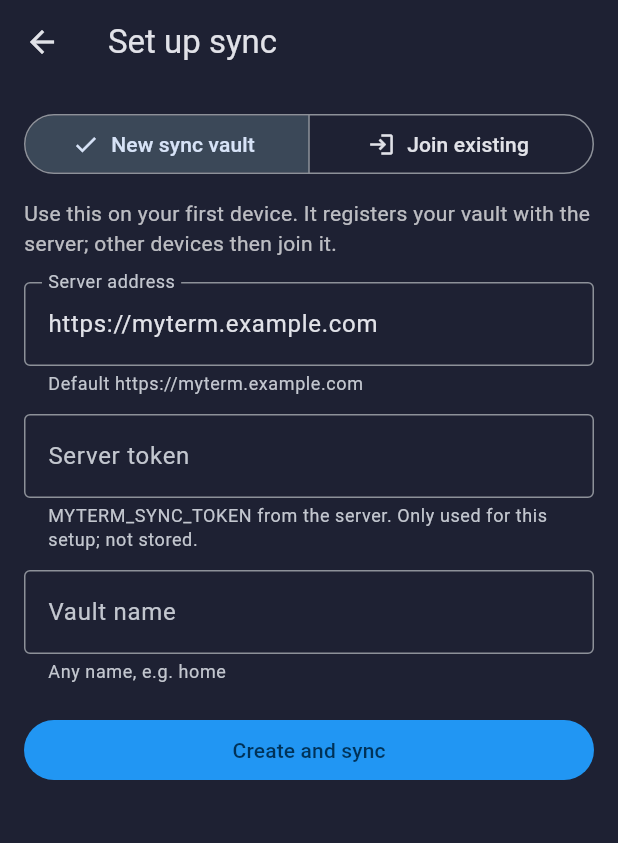
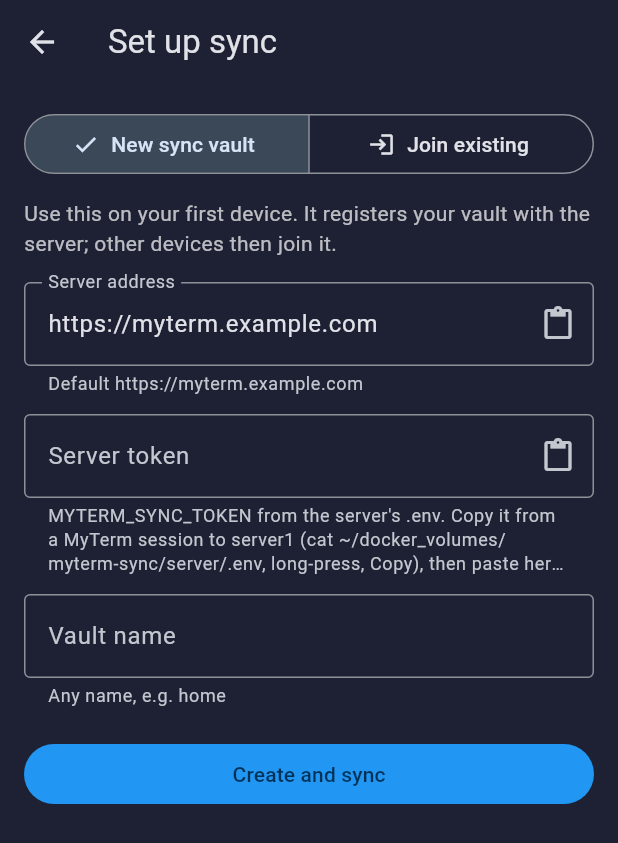
Before and after one commit to taedeen/Myterm, a Flutter app: the SyncSetupScreen screen opened directly with empty values, on a phone screen of 412 x 824 dp. Shown: the top 843 px of the screen. Run offline on Flutter 3.47's test engine with Material 3 defaults, Android fonts, the phone set to English and light mode, and no system bars; missing offline and left inert: flutter_rust_bridge, xterm.

Commit message:
Copy and paste: terminal selection Copy, session Paste, paste into Sync setup
- Terminal: long-press to select; a Copy button copies the selection.
- Session bar: Paste sends the clipboard (bracketed paste when the shell
  asks for it).
- Sync setup: paste buttons on the server address and token fields; a
  pasted 'MYTERM_SYNC_TOKEN=...' line is trimmed to the token.

```diff
--- a/apps/mobile/lib/src/screens/sync_screen.dart
+++ b/apps/mobile/lib/src/screens/sync_screen.dart
@@ -1,4 +1,5 @@
 import 'package:flutter/material.dart';
+import 'package:flutter/services.dart';
 
 import '../app_state.dart';
 import '../sync_service.dart';
@@ -113,6 +114,19 @@ class _SyncSetupScreenState extends State<SyncSetupScreen> {
     super.dispose();
   }
 
+  /// A paste button for a field: fills it from the clipboard (trimmed).
+  Widget _pasteInto(TextEditingController c) => IconButton(
+        tooltip: 'Paste',
+        icon: const Icon(Icons.content_paste),
+        onPressed: () async {
+          final t = (await Clipboard.getData(Clipboard.kTextPlain))?.text?.trim();
+          if (t == null || t.isEmpty) return;
+          // Accept a whole .env line too: MYTERM_SYNC_TOKEN=abc… -> abc…
+          c.text = t.startsWith('MYTERM_SYNC_TOKEN=') ? t.substring('MYTERM_SYNC_TOKEN='.length) : t;
+          setState(() {});
+        },
+      );
+
   Future<void> _go() async {
     setState(() {
       _busy = true;
@@ -166,7 +180,7 @@ class _SyncSetupScreenState extends State<SyncSetupScreen> {
           controller: _url,
           keyboardType: TextInputType.url,
           autocorrect: false,
-          decoration: dec('Server address', 'Default ${SyncService.defaultUrl}'),
+          decoration: dec('Server address', 'Default ${SyncService.defaultUrl}').copyWith(suffixIcon: _pasteInto(_url)),
         ),
         const SizedBox(height: 12),
         TextField(
@@ -174,7 +188,12 @@ class _SyncSetupScreenState extends State<SyncSetupScreen> {
           obscureText: true,
           autocorrect: false,
           enableSuggestions: false,
-          decoration: dec('Server token', 'MYTERM_SYNC_TOKEN from the server. Only used for this setup; not stored.'),
+          decoration: dec(
+            'Server token',
+            'MYTERM_SYNC_TOKEN from the server\'s .env. Copy it from a MyTerm session to server1 '
+                '(cat ~/docker_volumes/myterm-sync/server/.env, long-press, Copy), then paste here. '
+                'Only used for this setup; not stored.',
+          ).copyWith(suffixIcon: _pasteInto(_token)),
         ),
         const SizedBox(height: 12),
         TextField(
```
Also changed, not shown: apps/mobile/lib/src/screens/terminal_screen.dart (+57 -0 lines).
